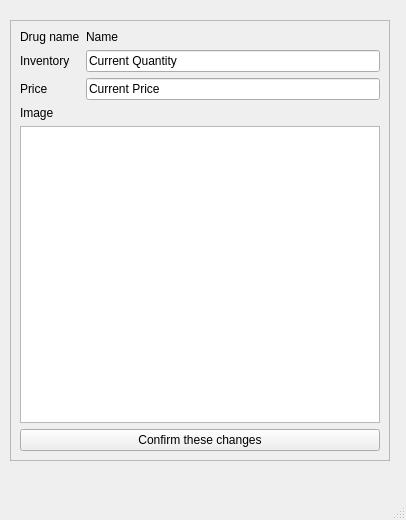
Before: the Qt Designer form changedrugwindow.ui in WNewsome/Pharmaceutical-Point-of-Sale, drawn with Qt 5.
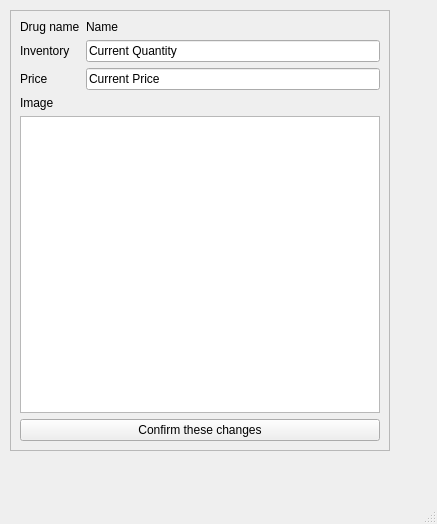
After: the same form once the commit is applied.

The edit to the form file:
```diff
--- a/changedrugwindow.ui
+++ b/changedrugwindow.ui
@@ -6,8 +6,8 @@
    <rect>
     <x>0</x>
     <y>0</y>
-    <width>406</width>
-    <height>520</height>
+    <width>437</width>
+    <height>524</height>
    </rect>
   </property>
   <property name="windowTitle">
@@ -18,7 +18,7 @@
     <property name="geometry">
      <rect>
       <x>10</x>
-      <y>20</y>
+      <y>10</y>
       <width>380</width>
       <height>441</height>
      </rect>
```
Left out of the diff: 6 changed lines with no effect on the pictures.
